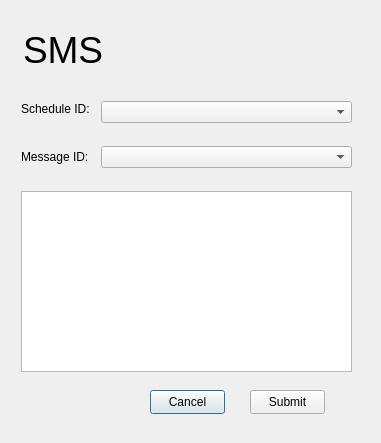
Qt form UI folder/sms.ui (luimartin/Pest-Control-Managment-System) before a commit.
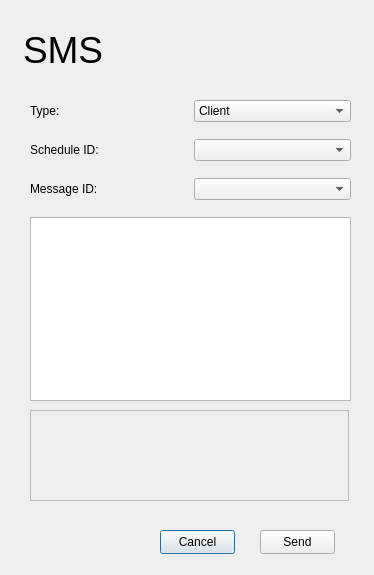
The same form after that commit.

```diff
--- a/UI folder/sms.ui
+++ b/UI folder/sms.ui
@@ -6,8 +6,8 @@
    <rect>
     <x>0</x>
     <y>0</y>
-    <width>381</width>
-    <height>443</height>
+    <width>374</width>
+    <height>575</height>
    </rect>
   </property>
   <property name="windowTitle">
@@ -35,24 +35,11 @@
     <number>3</number>
    </property>
   </widget>
-  <widget class="QLabel" name="label">
-   <property name="geometry">
-    <rect>
-     <x>21</x>
-     <y>101</y>
-     <width>68</width>
-     <height>16</height>
-    </rect>
-   </property>
-   <property name="text">
-    <string>Schedule ID: </string>
-   </property>
-  </widget>
   <widget class="QPushButton" name="cancelBtn">
    <property name="geometry">
     <rect>
-     <x>150</x>
-     <y>390</y>
+     <x>160</x>
+     <y>530</y>
      <width>75</width>
      <height>24</height>
     </rect>
@@ -64,47 +51,88 @@
   <widget class="QPushButton" name="submitBtn">
    <property name="geometry">
     <rect>
-     <x>250</x>
-     <y>390</y>
+     <x>260</x>
+     <y>530</y>
      <width>75</width>
      <height>24</height>
     </rect>
    </property>
    <property name="text">
-    <string>Submit</string>
+    <string>Send</string>
+   </property>
+  </widget>
+  <widget class="QTextEdit" name="responseText">
+   <property name="enabled">
+    <bool>false</bool>
+   </property>
+   <property name="geometry">
+    <rect>
+     <x>30</x>
+     <y>410</y>
+     <width>319</width>
+     <height>91</height>
+    </rect>
    </property>
   </widget>
   <widget class="QWidget" name="">
    <property name="geometry">
     <rect>
-     <x>21</x>
-     <y>101</y>
-     <width>331</width>
-     <height>271</height>
+     <x>30</x>
+     <y>100</y>
+     <width>321</width>
+     <height>301</height>
     </rect>
    </property>
-   <layout class="QFormLayout" name="formLayout">
+   <layout class="QGridLayout" name="gridLayout">
     <property name="horizontalSpacing">
-     <number>12</number>
+     <number>6</number>
     </property>
     <property name="verticalSpacing">
-     <number>23</number>
+     <number>17</number>
     </property>
-    <item row="0" column="1">
-     <widget class="QComboBox" name="schedID"/>
+    <item row="2" column="1">
+     <widget class="QComboBox" name="msgID"/>
     </item>
     <item row="1" column="0">
+     <widget class="QLabel" name="label">
+      <property name="text">
+       <string>Schedule ID: </string>
+      </property>
+     </widget>
+    </item>
+    <item row="0" column="1">
+     <widget class="QComboBox" name="typeinput">
+      <item>
+       <property name="text">
+        <string>Client</string>
+       </property>
+      </item>
+      <item>
+       <property name="text">
+        <string>Technician</string>
+       </property>
+      </item>
+     </widget>
+    </item>
+    <item row="3" column="0" colspan="2">
+     <widget class="QTextBrowser" name="msg"/>
+    </item>
+    <item row="2" column="0">
      <widget class="QLabel" name="label_2">
       <property name="text">
        <string>Message ID:</string>
       </property>
      </widget>
     </item>
+    <item row="0" column="0">
+     <widget class="QLabel" name="label_3">
+      <property name="text">
+       <string>Type: </string>
+      </property>
+     </widget>
+    </item>
     <item row="1" column="1">
-     <widget class="QComboBox" name="msgID"/>
-    </item>
-    <item row="2" column="0" colspan="2">
-     <widget class="QTextBrowser" name="msg"/>
+     <widget class="QComboBox" name="schedID"/>
     </item>
    </layout>
   </widget>
```
